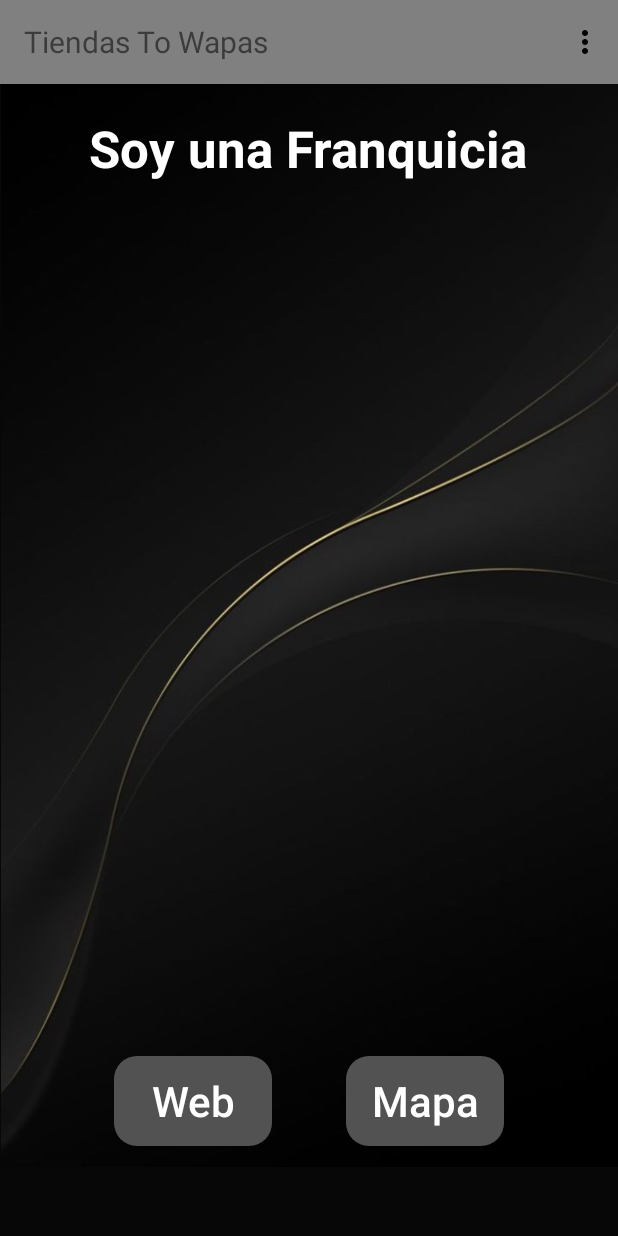
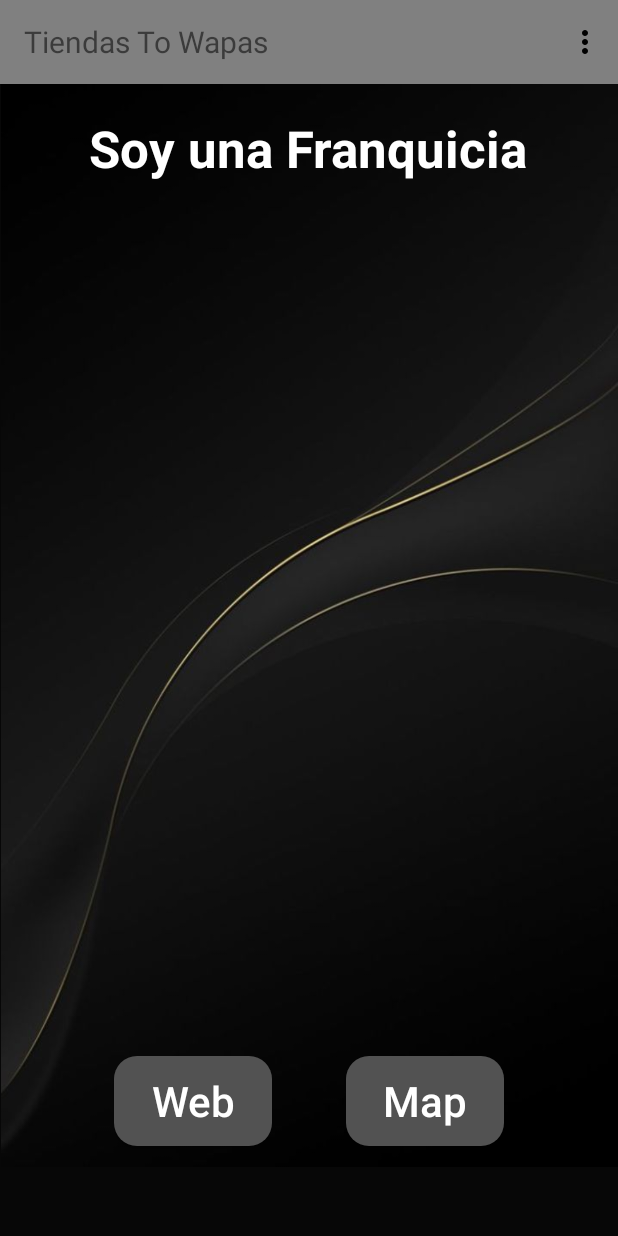
Before and after one commit to JCamisama/Grupal_Android, an Android app: the FranquiciaActivity screen opened directly, with no data from a screen before it, on a phone screen of 412 x 824 dp. Run offline under Robolectric (Android 15) with nearby library versions, the phone set to English and light mode, and no system bars; 6 statements that could not run were skipped.

Commit message:
Boton mapa correcto en ingles

```diff
--- a/app/src/main/java/com/example/grupal_android/FranquiciaActivity.java
+++ b/app/src/main/java/com/example/grupal_android/FranquiciaActivity.java
@@ -5,6 +5,7 @@ import android.content.res.Configuration;
 import android.net.Uri;
 import android.os.Bundle;
 import android.view.View;
+import android.widget.Button;
 import android.widget.ImageView;
 import android.widget.TextView;
 
@@ -20,6 +21,7 @@ public class FranquiciaActivity extends MainActivity {
     private TextView tipo;
     private TextView desc;
     private ImageView logo;
+    private Button btnMapa;
 
     /**
      *  Crear la actividad y vincular con la actividad correspondiente
@@ -86,6 +88,7 @@ public class FranquiciaActivity extends MainActivity {
             tipo = findViewById(R.id.tipoFranq2);
             desc = findViewById(R.id.descripcion2);
             logo = findViewById(R.id.logo2);
+            btnMapa = findViewById(R.id.mapa2);
 
         } else {
 
@@ -93,6 +96,7 @@ public class FranquiciaActivity extends MainActivity {
             tipo = findViewById(R.id.tipoFranq);
             desc = findViewById(R.id.descripcion);
             logo = findViewById(R.id.logo);
+            btnMapa = findViewById(R.id.mapa);
 
         }
 
@@ -110,11 +114,13 @@ public class FranquiciaActivity extends MainActivity {
 
             tipo.setText(getString(R.string.tipo)+": " + franquicia.getType_EN());
             desc.setText(franquicia.getDescription_EN());
+            btnMapa.setText("Map");
 
         } else if (LanguageManager.getInstance(this).getCurrentLanguageCodeFromPreferences().equals("es")){
 
             tipo.setText(getString(R.string.tipo)+": " + franquicia.getType_ES());
             desc.setText(franquicia.getDescription_ES());
+            btnMapa.setText("Mapa");
 
         }
 
```
